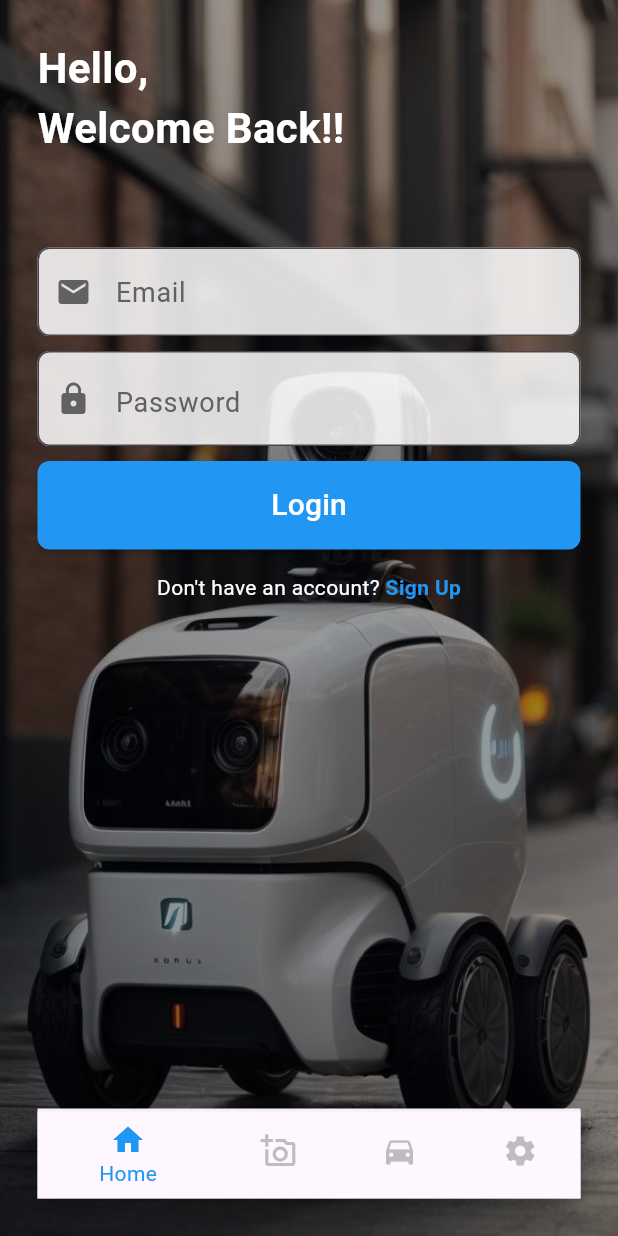
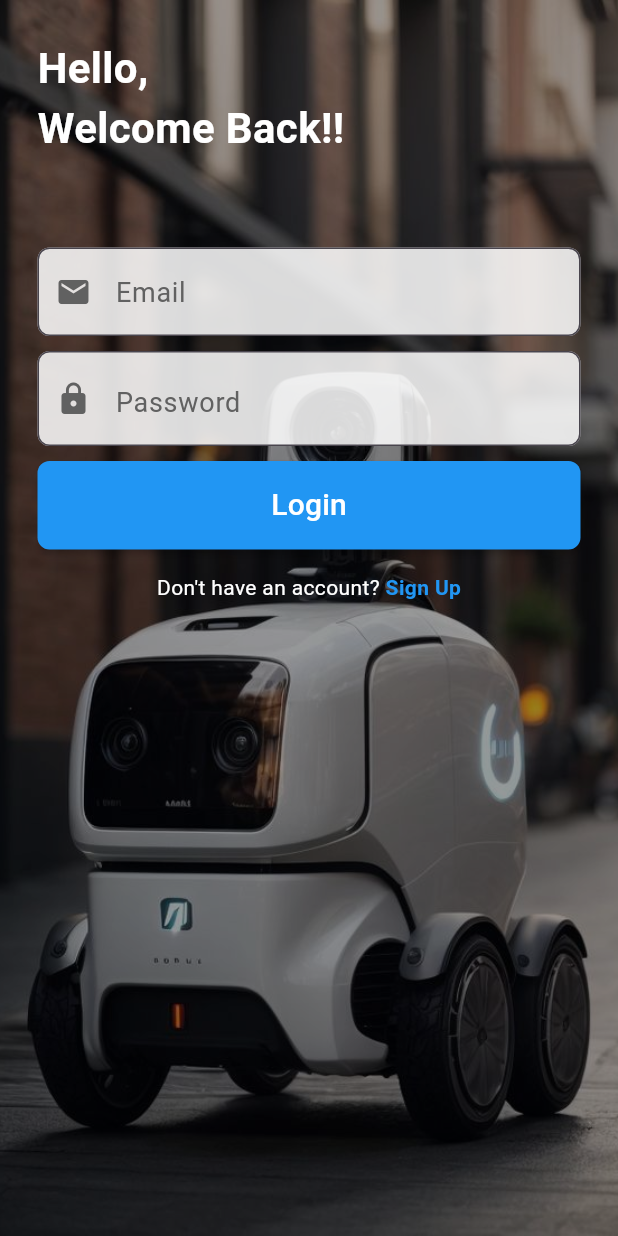
Before and after one commit to Ali-Hadi-Saker/Scout-AI-Flutter, a Flutter app: the LoginScreen screen opened by its route, on a phone screen of 412 x 824 dp. Run offline on Flutter 3.47's test engine with Material 3 defaults, Android fonts, the phone set to English and light mode, and no system bars; our stand-ins replace shared_preferences; missing offline and left inert: flutter_joystick, flutter_mjpeg, flutter_vlc_player; accounts and stored records are empty.

Commit message:
added bottomNav to main.dart

```diff
--- a/scout_ai/lib/main.dart
+++ b/scout_ai/lib/main.dart
@@ -6,6 +6,7 @@ import 'package:scout_ai/screens/register.dart';
 import 'package:scout_ai/screens/searchResult.dart';
 import 'package:scout_ai/screens/test.dart';
 import 'package:scout_ai/screens/uploadItem.dart';
+import 'package:scout_ai/widgets/bottomNavigation.dart';
 
 void main() {
   runApp(const MyApp());
@@ -23,7 +24,7 @@ class MyApp extends StatelessWidget {
         colorScheme: ColorScheme.fromSeed(seedColor: Colors.deepPurple),
         useMaterial3: true,
       ),
-      home: LoginScreen(),
+      home: BottomNav(),
       routes: {
         "register": (context)=> const RegisterScreen(),
         "login": (context)=> const LoginScreen(),
--- a/scout_ai/lib/screens/login.dart
+++ b/scout_ai/lib/screens/login.dart
@@ -136,7 +136,6 @@ class _LoginScreenState extends State<LoginScreen> {
 
                   ),
                 ),
-                Container(height:60,child:  BottomNav())
               ],
             ),
 
--- a/scout_ai/lib/widgets/bottomNavigation.dart
+++ b/scout_ai/lib/widgets/bottomNavigation.dart
@@ -28,9 +28,10 @@ class _BottomNavState extends State<BottomNav> {
   @override
   Widget build(BuildContext context) {
     return Scaffold(
+      body: screens[selectedIndex],
       bottomNavigationBar: BottomNavigationBar(
         currentIndex: selectedIndex,
-        onTap: ,
+        onTap: itemTaped,
           selectedItemColor: Colors.blue,
           unselectedItemColor: Colors.grey.shade400,
           items: const [
```
